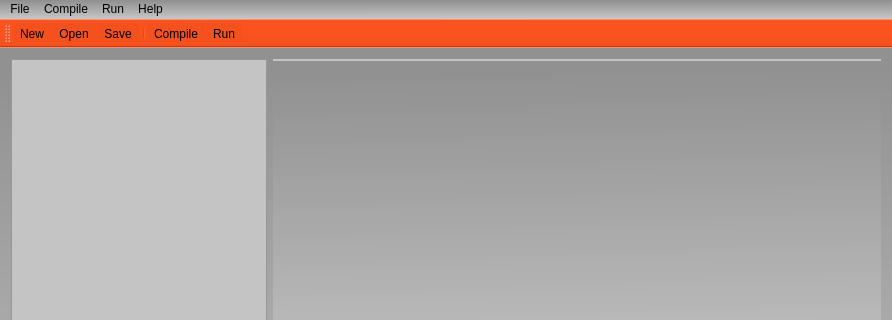
RunheZH/SCAPES, file mainwindow.ui: the form before one commit; both pictures show x 0 to 892 and y 0 to 320 of the 892 by 655 pixel window.
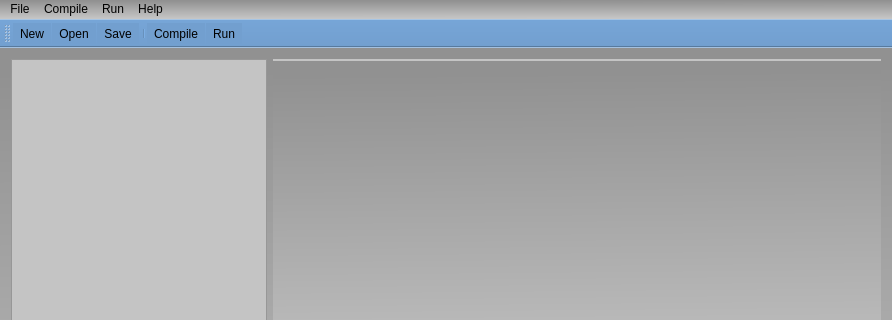
The form after the commit. Icons and pictures are not drawn.

Commit message: interface - change ugly color to some better color

What changed in the file:
```diff
--- a/mainwindow.ui
+++ b/mainwindow.ui
@@ -281,7 +281,7 @@
     <bool>false</bool>
    </property>
    <property name="styleSheet">
-    <string notr="true">background-color: rgb(244, 81, 30);</string>
+    <string notr="true">background-color: rgb(114, 159, 207)</string>
    </property>
    <attribute name="toolBarArea">
     <enum>TopToolBarArea</enum>
```
Left out of the diff: 40 changed lines with no effect on the pictures. The commit also changes 1 other file.
